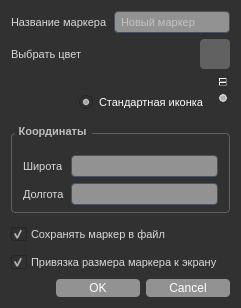
The window that gui/markerdialog.ui (whs31/quasar-software) describes before a commit, drawn with Qt 5.
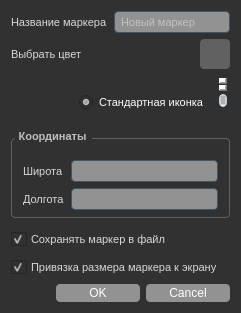
The same window after the commit. Icons and pictures are not drawn. Custom widgets are drawn as their Qt base class.

Diff of the .ui file:
```diff
--- a/gui/markerdialog.ui
+++ b/gui/markerdialog.ui
@@ -7,7 +7,7 @@
     <x>0</x>
     <y>0</y>
     <width>241</width>
-    <height>308</height>
+    <height>313</height>
    </rect>
   </property>
   <property name="windowTitle">
```
Left out of the diff: 5 changed lines with no effect on the pictures.
